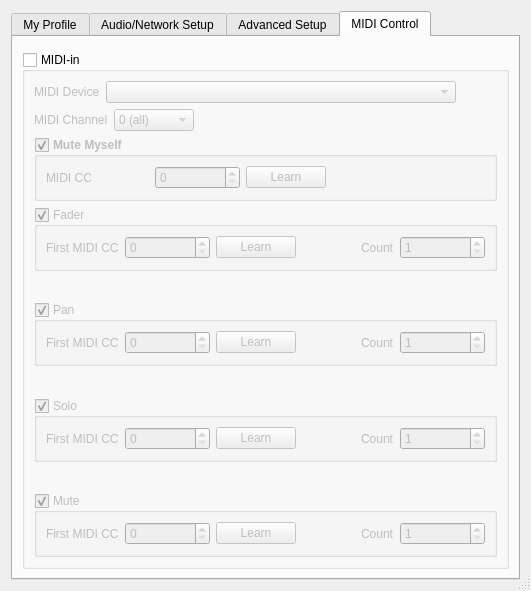
Before: the Qt Designer form src/clientsettingsdlgbase.ui in ignotus666/jamulus, drawn with Qt 5.
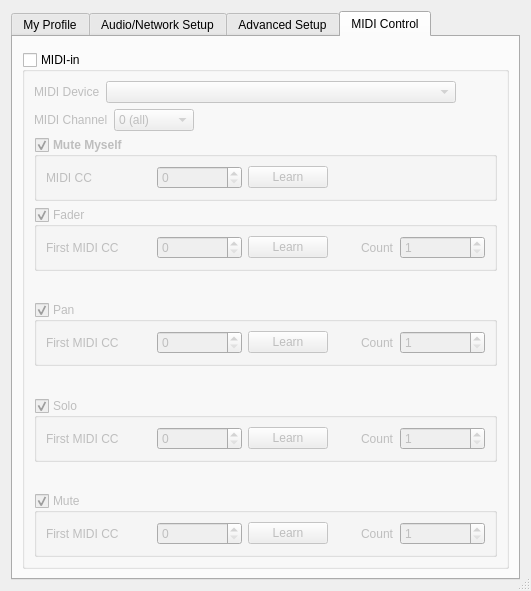
After: the same form once the commit is applied. Icons and pictures are not drawn. Custom widgets are drawn as their Qt base class.

```diff
--- a/src/clientsettingsdlgbase.ui
+++ b/src/clientsettingsdlgbase.ui
@@ -1535,7 +1535,7 @@
                 <widget class="QLabel" name="lblMuteMyselfCC">
                  <property name="minimumSize">
                   <size>
-                   <width>103</width>
+                   <width>105</width>
                    <height>0</height>
                   </size>
                  </property>
@@ -1666,6 +1666,12 @@
                 <layout class="QHBoxLayout" name="horizontalLayout_11">
                  <item>
                   <widget class="QLabel" name="lblFaderOffset">
+                   <property name="minimumSize">
+                    <size>
+                     <width>105</width>
+                     <height>0</height>
+                    </size>
+                   </property>
                    <property name="font">
                     <font>
                      <weight>50</weight>
@@ -1784,6 +1790,12 @@
                 <layout class="QHBoxLayout" name="horizontalLayout_15">
                  <item>
                   <widget class="QLabel" name="lblMuteOffset">
+                   <property name="minimumSize">
+                    <size>
+                     <width>105</width>
+                     <height>0</height>
+                    </size>
+                   </property>
                    <property name="font">
                     <font>
                      <weight>50</weight>
@@ -1915,6 +1927,12 @@
                 <layout class="QHBoxLayout" name="horizontalLayout_14">
                  <item>
                   <widget class="QLabel" name="lblSoloOffset">
+                   <property name="minimumSize">
+                    <size>
+                     <width>105</width>
+                     <height>0</height>
+                    </size>
+                   </property>
                    <property name="font">
                     <font>
                      <weight>50</weight>
@@ -2033,6 +2051,12 @@
                 <layout class="QHBoxLayout" name="horizontalLayout_13">
                  <item>
                   <widget class="QLabel" name="lblPanOffset">
+                   <property name="minimumSize">
+                    <size>
+                     <width>105</width>
+                     <height>0</height>
+                    </size>
+                   </property>
                    <property name="font">
                     <font>
                      <weight>50</weight>
```
